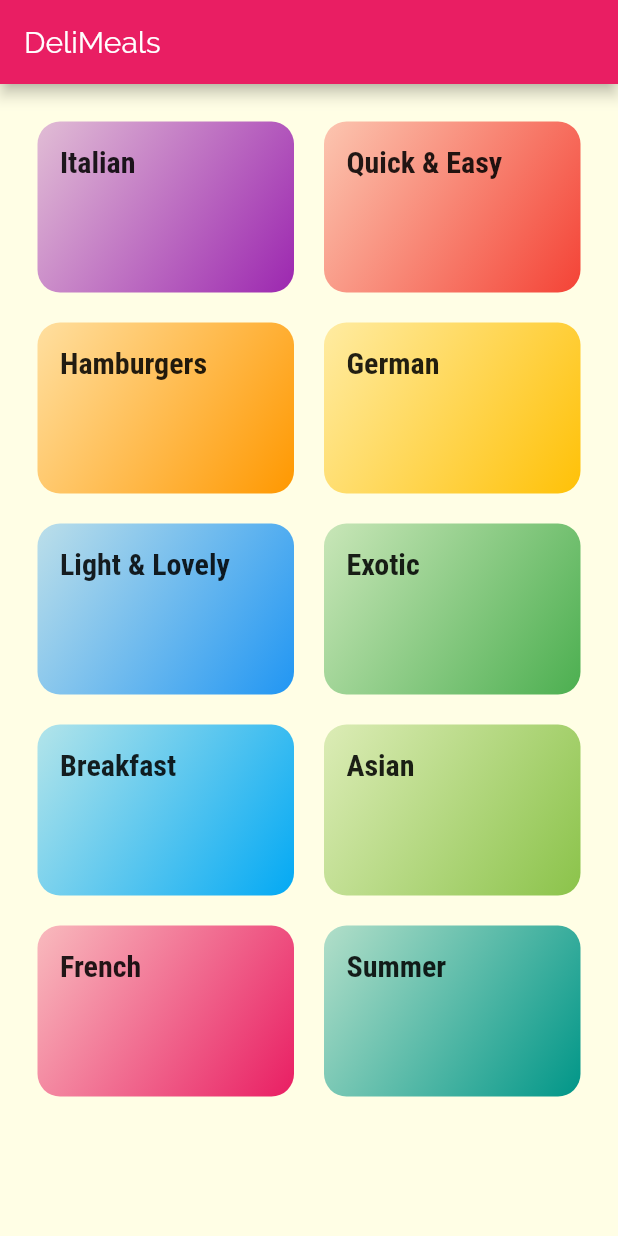
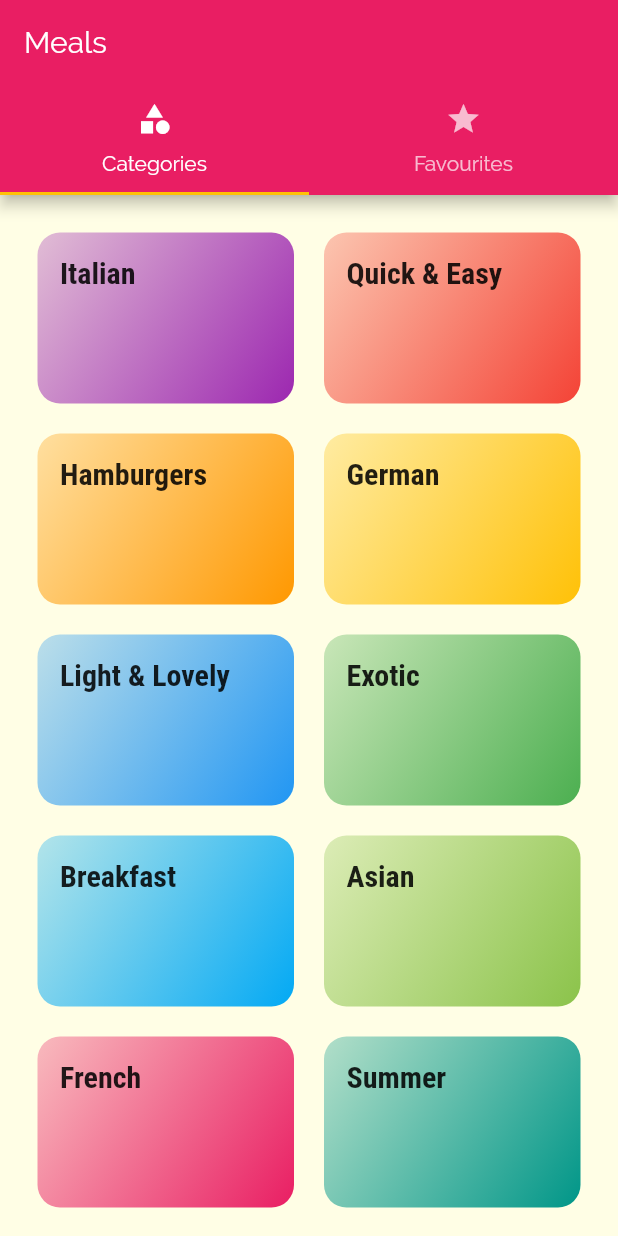
Before and after one commit to SwapnanilHalder/Meals-App, a Flutter app: the screen it shows after launch, on a phone screen of 412 x 824 dp. Run offline on Flutter 3.47's test engine with Material 2 defaults, Android fonts, the phone set to English and light mode, and no system bars.

Commit message:
tabsScreen added

```diff
--- a/lib/Screens/categories_screen.dart
+++ b/lib/Screens/categories_screen.dart
@@ -6,11 +6,7 @@ import '../Models/dummy_data.dart';
 class CategoriesScreen extends StatelessWidget {
   @override
   Widget build(BuildContext context) {
-    return Scaffold(
-      appBar: AppBar(
-        title: const Text("DeliMeals"),
-      ),
-      body: GridView(
+    return GridView(
       padding: const EdgeInsets.all(25),
       gridDelegate: SliverGridDelegateWithMaxCrossAxisExtent(
         maxCrossAxisExtent: 200,
@@ -24,7 +20,6 @@ class CategoriesScreen extends StatelessWidget {
                 title: item.title, color: item.color, id: item.id),
           )
           .toList(),
-      ),
     );
   }
 }
--- /dev/null
+++ b/lib/Screens/favourites_screen.dart
@@ -0,0 +1,10 @@
+import 'package:flutter/material.dart';
+
+class FavouritesScreen extends StatelessWidget {
+  @override
+  Widget build(BuildContext context) {
+    return Container(
+      child: Text("Hello"),
+    );
+  }
+}
--- /dev/null
+++ b/lib/Screens/tabs_screen.dart
@@ -0,0 +1,37 @@
+import 'package:flutter/material.dart';
+import '../Screens/categories_screen.dart';
+import '../Screens/favourites_screen.dart';
+
+class TabsScreen extends StatefulWidget {
+  TabsScreen({Key key}) : super(key: key);
+
+  @override
+  _TabsScreenState createState() => _TabsScreenState();
+}
+
+class _TabsScreenState extends State<TabsScreen> {
+  @override
+  Widget build(BuildContext context) {
+    return DefaultTabController(
+      length: 2,
+      initialIndex: 0,
+      child: Scaffold(
+        appBar: AppBar(
+          title: Text("Meals"),
+          bottom: TabBar(
+            tabs: <Widget>[
+              Tab(icon: Icon(Icons.category), text: "Categories"),
+              Tab(icon: Icon(Icons.star), text: "Favourites"),
+            ],
+          ),
+        ),
+        body: TabBarView(
+          children: <Widget>[
+            CategoriesScreen(),
+            FavouritesScreen(),
+          ],
+        ),
+      ),
+    );
+  }
+}
--- a/lib/main.dart
+++ b/lib/main.dart
@@ -1,6 +1,7 @@
 import 'package:flutter/material.dart';
 import 'package:meals_app/Screens/category_meals_screen.dart';
 import 'package:meals_app/Screens/meal_details_screen.dart';
+import 'package:meals_app/Screens/tabs_screen.dart';
 
 import './Screens/categories_screen.dart';
 
@@ -33,7 +34,7 @@ class MyApp extends StatelessWidget {
             ),
       ),
       routes: {
-        '/': (_) => CategoriesScreen(),
+        '/': (_) => TabsScreen(),
         CategoryMealsScreen.routeName: (_) => CategoryMealsScreen(),
         MealDetailsScreen.routeName: (_) => MealDetailsScreen(),
       },
```
Lines whose indentation alone changed are shown as unchanged.
